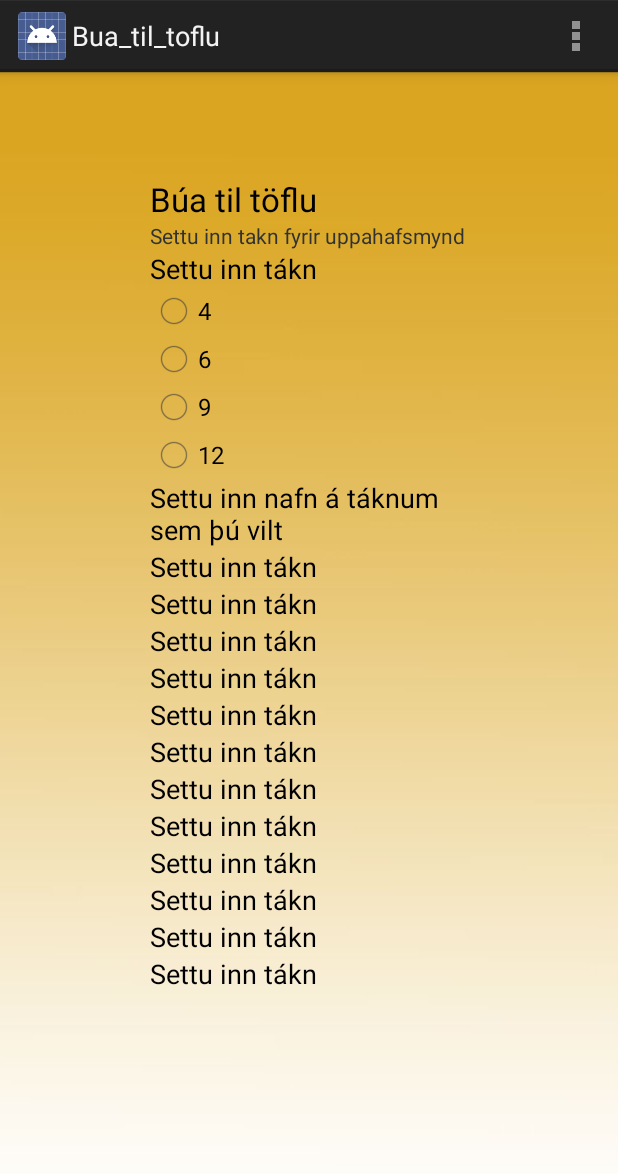
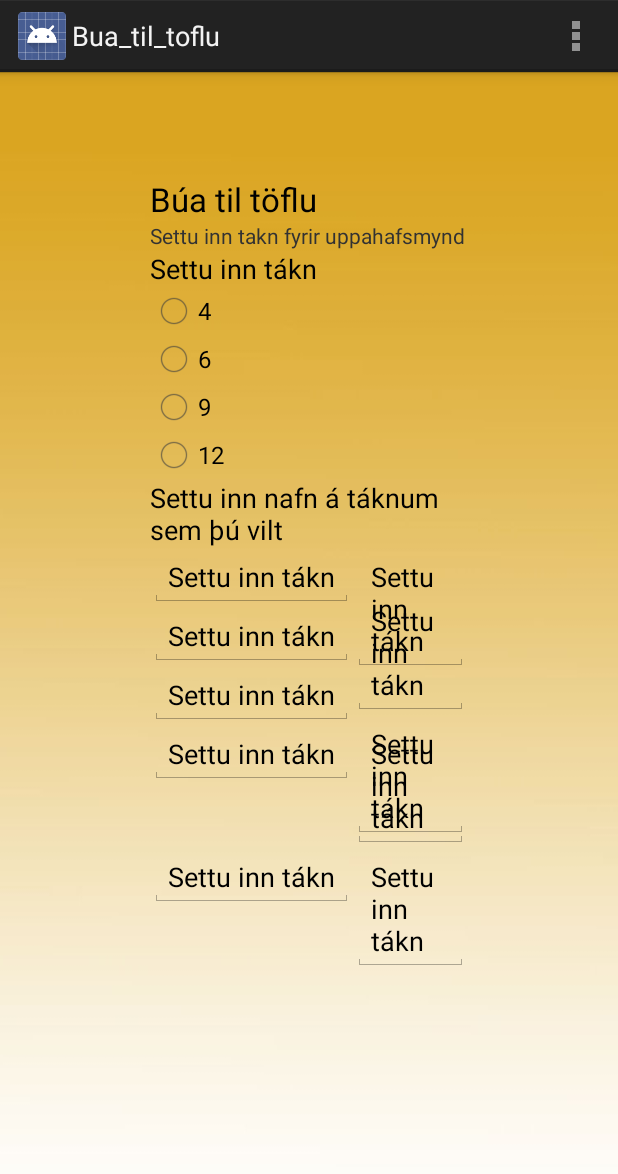
Before and after one commit to sbleika/Blissid, an Android app: the Bua_til_toflu screen opened directly, with no data from a screen before it, on a phone screen of 412 x 824 dp. Shown: the top 1174 px of the screen. Run offline under Robolectric (Android 15) with nearby library versions, the phone set to English and light mode, and no system bars.

Commit message:
edit text buid til i bua til toflur

```diff
--- a/BlissAppid_git/BlissAppid/app/src/main/res/layout/activity_bua_til_toflu.xml
+++ b/BlissAppid_git/BlissAppid/app/src/main/res/layout/activity_bua_til_toflu.xml
@@ -84,137 +84,111 @@
         android:layout_alignParentLeft="true"
         android:layout_alignParentStart="true" />
 
-    <TextView
+
+
+    <EditText
         android:layout_width="wrap_content"
         android:layout_height="wrap_content"
-        android:textAppearance="?android:attr/textAppearanceMedium"
-        android:text="@string/settuinn"
-        android:id="@+id/textView11"
+        android:id="@+id/editText4"
         android:layout_below="@+id/textView10"
         android:layout_alignParentLeft="true"
         android:layout_alignParentStart="true"
-        android:editable="true" />
+        android:autoText="false"
+        android:editable="true"
+        android:text="Settu inn tákn" />
 
-    <TextView
+    <EditText
         android:layout_width="wrap_content"
         android:layout_height="wrap_content"
-        android:textAppearance="?android:attr/textAppearanceMedium"
-        android:text="@string/settuinn"
-        android:id="@+id/textView12"
-        android:layout_below="@+id/textView11"
+        android:id="@+id/editText5"
+        android:autoText="false"
+        android:editable="true"
+        android:text="Settu inn tákn"
+        android:layout_alignTop="@+id/editText4"
+        android:layout_toRightOf="@+id/editText4"
+        android:layout_toEndOf="@+id/editText4" />
+    <EditText
+        android:layout_width="wrap_content"
+        android:layout_height="wrap_content"
+        android:id="@+id/editText6"
+        android:autoText="false"
+        android:editable="true"
+        android:text="Settu inn tákn"
+        android:layout_centerVertical="true"
+        android:layout_toRightOf="@+id/editText4"
+        android:layout_toEndOf="@+id/editText4" />
+    <EditText
+        android:layout_width="wrap_content"
+        android:layout_height="wrap_content"
+        android:id="@+id/editText7"
+        android:autoText="false"
+        android:editable="true"
+        android:text="Settu inn tákn"
+        android:layout_below="@+id/editText4"
+        android:layout_alignParentLeft="true"
+        android:layout_alignParentStart="true" />
+    <EditText
+        android:layout_width="wrap_content"
+        android:layout_height="wrap_content"
+        android:id="@+id/editText8"
+        android:autoText="false"
+        android:editable="true"
+        android:text="Settu inn tákn"
+        android:layout_below="@+id/editText6"
+        android:layout_toRightOf="@+id/editText7"
+        android:layout_toEndOf="@+id/editText7" />
+    <EditText
+        android:layout_width="wrap_content"
+        android:layout_height="wrap_content"
+        android:id="@+id/editText9"
+        android:autoText="false"
+        android:editable="true"
+        android:text="Settu inn tákn"
+        android:layout_below="@+id/editText7"
+        android:layout_alignParentLeft="true"
+        android:layout_alignParentStart="true" />
+    <EditText
+        android:layout_width="wrap_content"
+        android:layout_height="wrap_content"
+        android:id="@+id/editText10"
+        android:layout_below="@+id/editText9"
         android:layout_alignParentLeft="true"
         android:layout_alignParentStart="true"
-        android:editable="true" />
-
-    <TextView
+        android:autoText="false"
+        android:editable="true"
+        android:text="Settu inn tákn" />
+    <EditText
         android:layout_width="wrap_content"
         android:layout_height="wrap_content"
-        android:textAppearance="?android:attr/textAppearanceMedium"
-        android:text="@string/settuinn"
-        android:id="@+id/textView13"
-        android:layout_below="@+id/textView12"
+        android:id="@+id/editText11"
+        android:autoText="false"
+        android:editable="true"
+        android:text="Settu inn tákn"
+        android:layout_below="@+id/editText9"
+        android:layout_toRightOf="@+id/editText10"
+        android:layout_toEndOf="@+id/editText10" />
+    <EditText
+        android:layout_width="wrap_content"
+        android:layout_height="wrap_content"
+        android:id="@+id/editText12"
+        android:layout_below="@+id/editText11"
         android:layout_alignParentLeft="true"
         android:layout_alignParentStart="true"
-        android:editable="true" />
-
-    <TextView
+        android:autoText="false"
+        android:editable="true"
+        android:text="Settu inn tákn" />
+    <EditText
         android:layout_width="wrap_content"
         android:layout_height="wrap_content"
-        android:textAppearance="?android:attr/textAppearanceMedium"
-        android:text="@string/settuinn"
-        android:id="@+id/textView14"
-        android:layout_below="@+id/textView13"
-        android:layout_alignParentLeft="true"
-        android:layout_alignParentStart="true"
-        android:editable="true" />
+        android:id="@+id/editText13"
+        android:autoText="false"
+        android:editable="true"
+        android:text="Settu inn tákn"
+        android:layout_below="@+id/editText11"
+        android:layout_toRightOf="@+id/editText12"
+        android:layout_toEndOf="@+id/editText12" />
 
-    <TextView
-        android:layout_width="wrap_content"
-        android:layout_height="wrap_content"
-        android:textAppearance="?android:attr/textAppearanceMedium"
-        android:text="@string/settuinn"
-        android:id="@+id/textView16"
-        android:layout_below="@+id/textView14"
-        android:layout_alignParentLeft="true"
-        android:layout_alignParentStart="true"
-        android:editable="true"/>
 
-    <TextView
-        android:layout_width="wrap_content"
-        android:layout_height="wrap_content"
-        android:textAppearance="?android:attr/textAppearanceMedium"
-        android:text="@string/settuinn"
-        android:id="@+id/textView17"
-        android:layout_below="@+id/textView16"
-        android:layout_alignParentLeft="true"
-        android:layout_alignParentStart="true"
-        android:editable="true"/>
-
-    <TextView
-        android:layout_width="wrap_content"
-        android:layout_height="wrap_content"
-        android:textAppearance="?android:attr/textAppearanceMedium"
-        android:text="@string/settuinn"
-        android:id="@+id/textView18"
-        android:layout_below="@+id/textView17"
-        android:layout_alignParentLeft="true"
-        android:layout_alignParentStart="true"
-        android:editable="true"/>
-
-    <TextView
-        android:layout_width="wrap_content"
-        android:layout_height="wrap_content"
-        android:textAppearance="?android:attr/textAppearanceMedium"
-        android:text="@string/settuinn"
-        android:id="@+id/textView19"
-        android:layout_below="@+id/textView18"
-        android:layout_alignParentLeft="true"
-        android:layout_alignParentStart="true"
-        android:editable="true"/>
-
-    <TextView
-        android:layout_width="wrap_content"
-        android:layout_height="wrap_content"
-        android:textAppearance="?android:attr/textAppearanceMedium"
-        android:text="@string/settuinn"
-        android:id="@+id/textView20"
-        android:layout_below="@+id/textView19"
-        android:layout_alignParentLeft="true"
-        android:layout_alignParentStart="true"
-        android:editable="true"/>
-
-    <TextView
-        android:layout_width="wrap_content"
-        android:layout_height="wrap_content"
-        android:textAppearance="?android:attr/textAppearanceMedium"
-        android:text="@string/settuinn"
-        android:id="@+id/textView21"
-        android:layout_below="@+id/textView20"
-        android:layout_alignParentLeft="true"
-        android:layout_alignParentStart="true"
-        android:editable="true"/>
-
-    <TextView
-        android:layout_width="wrap_content"
-        android:layout_height="wrap_content"
-        android:textAppearance="?android:attr/textAppearanceMedium"
-        android:text="@string/settuinn"
-        android:id="@+id/textView22"
-        android:layout_below="@+id/textView21"
-        android:layout_alignParentLeft="true"
-        android:layout_alignParentStart="true"
-        android:editable="true"/>
-
-    <TextView
-        android:layout_width="wrap_content"
-        android:layout_height="wrap_content"
-        android:textAppearance="?android:attr/textAppearanceMedium"
-        android:text="@string/settuinn"
-        android:id="@+id/textView23"
-        android:layout_below="@+id/textView22"
-        android:layout_alignParentLeft="true"
-        android:layout_alignParentStart="true"
-        android:editable="true"/>
 
 
 </RelativeLayout>
```
